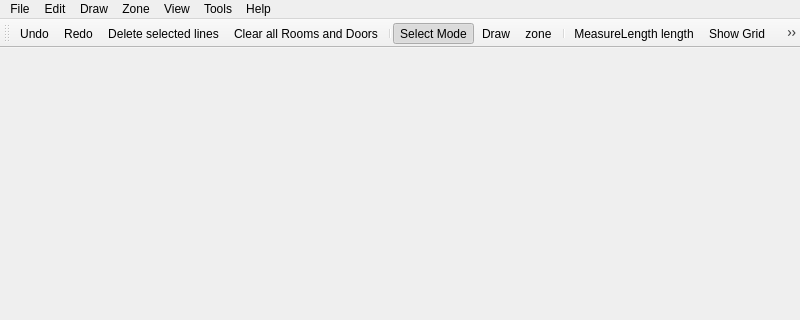
The window that forms/mainwindow.ui (JuPedSim/jpseditor) describes before a commit, drawn with Qt 5; both pictures show x 0 to 800 and y 0 to 320 of the 800 by 600 pixel window.
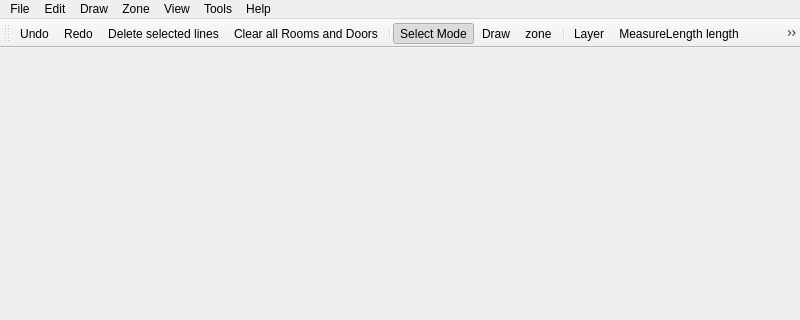
The same window after the commit. Icons and pictures are not drawn.

Commit message: Add Layer widget

Patch:
```diff
--- a/forms/mainwindow.ui
+++ b/forms/mainwindow.ui
@@ -145,6 +145,7 @@
    <addaction name="actionDraw"/>
    <addaction name="actionZone"/>
    <addaction name="separator"/>
+   <addaction name="actionLayer"/>
    <addaction name="actionMeasureLength"/>
    <addaction name="actiongridmode"/>
    <addaction name="actionObjectsnap"/>
@@ -954,6 +955,15 @@
     <string>Draw Track</string>
    </property>
   </action>
+  <action name="actionLayer">
+   <property name="icon">
+    <iconset resource="../Resources/resources.qrc">
+     <normaloff>:/inAppIcons/Icons/layers.png</normaloff>:/inAppIcons/Icons/layers.png</iconset>
+   </property>
+   <property name="text">
+    <string>Layer</string>
+   </property>
+  </action>
  </widget>
  <resources>
   <include location="../Resources/resources.qrc"/>
```
The commit also changes 12 other files.
